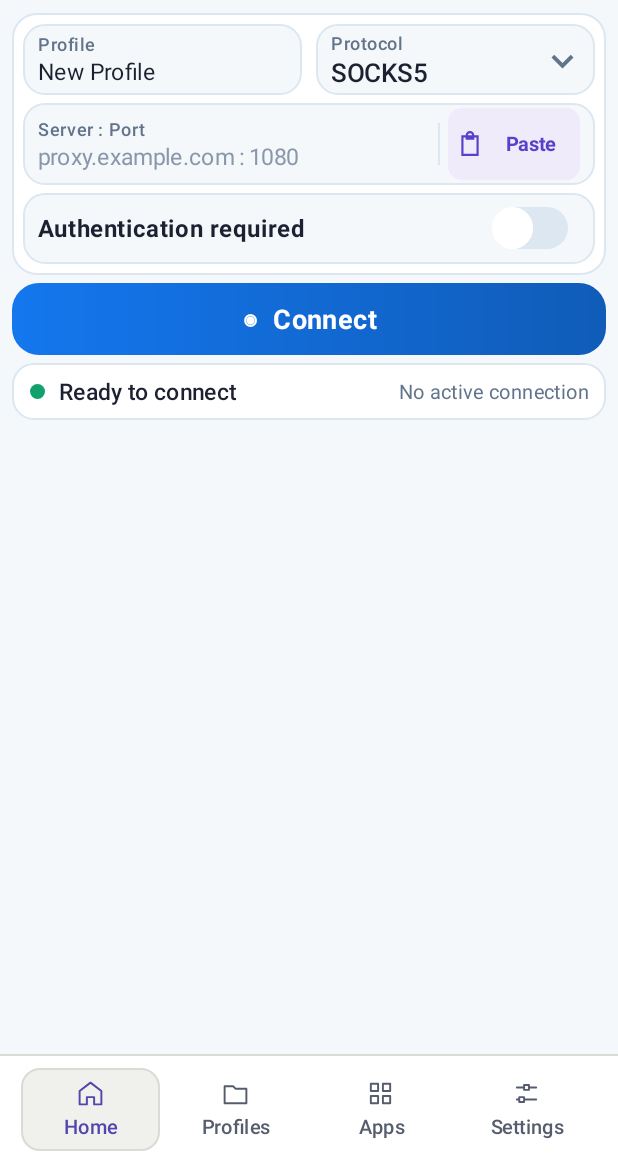
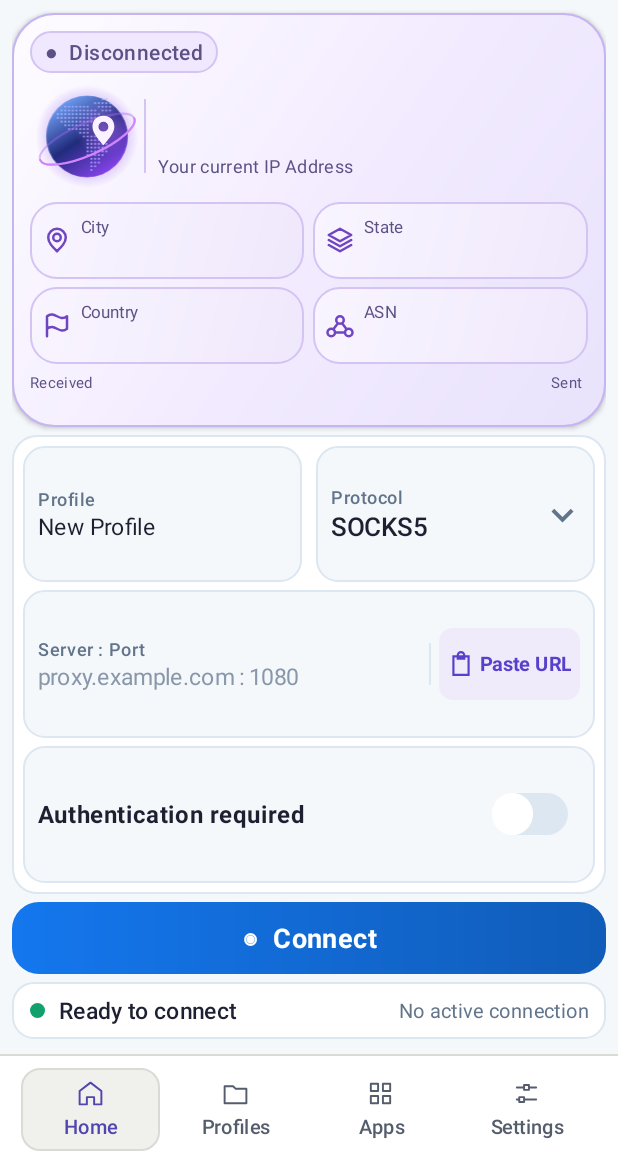
Before and after one commit to yousufh573-max/supproxy-app, an Android app: the screen it shows after launch (MainActivity), on a phone screen of 412 x 824 dp, the part 73-1236 px from its top. Run offline under Robolectric (Android 15) with nearby library versions, the phone set to English and light mode, and no system bars.

Commit message:
Keep geography visible and expand proxy setup

```diff
--- a/app/src/main/java/com/supproxy/app/MainActivity.kt
+++ b/app/src/main/java/com/supproxy/app/MainActivity.kt
@@ -53,6 +53,8 @@ import android.widget.Toast
 import hev.htproxy.TProxyService
 import org.json.JSONObject
 import java.net.Socket
+import java.net.URI
+import java.net.URISyntaxException
 import java.util.Locale
 
 private val BG = Color.parseColor("#F7F7F4")
@@ -103,7 +105,9 @@ class MainActivity : Activity() {
     private var exitCountryBadge: TextView? = null
     private var exitDuration: TextView? = null
     private var exitGlobe: ExitGlobeView? = null
-    private var showingExitCard = false
+    private var exitStatus: TextView? = null
+    private var exitSignal: View? = null
+    private var exitIndicator: View? = null
     private var resumed = false
     private var homePage: LinearLayout? = null
     private var homeTitle: TextView? = null
@@ -133,7 +137,6 @@ class MainActivity : Activity() {
     private var fUser: EditText? = null
     private var fPass: EditText? = null
     private var authSwitch: Switch? = null
-    private var updateProtocolButtons: (() -> Unit)? = null
 
     private val receiver = object : BroadcastReceiver() {
         override fun onReceive(context: Context?, intent: Intent?) { refreshHome() }
@@ -394,14 +397,13 @@ class MainActivity : Activity() {
         tab = i
         homeStatusDot = null
         exitCard = null; exitCountryBadge = null; exitAddress = null; exitDuration = null
-        exitGlobe = null; showingExitCard = false
+        exitGlobe = null; exitStatus = null; exitSignal = null; exitIndicator = null
         homePage = null; homeTitle = null; homeSubtitle = null
         exitFacts.clear()
         connectButton = null; statusTv = null; subTv = null
         downloadTv = null; uploadTv = null
         fName = null; fHost = null; fPort = null; fUser = null; fPass = null
         authSwitch = null
-        updateProtocolButtons = null
         ipVals = emptyMap()
         detailsBadge = null
         detailsStatus = null
@@ -443,8 +445,8 @@ class MainActivity : Activity() {
             return
         }
         collectForm()
-        if (!isNumericAddress(profile.host)) {
-            fHost?.error = "Enter a numeric IPv4 address"
+        if (profile.host.isBlank()) {
+            fHost?.error = "Enter a server address"
             fHost?.requestFocus()
             return
         }
@@ -511,13 +513,13 @@ class MainActivity : Activity() {
         val connected = state == "Connected"
         val disconnected = state == "Disconnected"
         val error = ProxyVpnService.error
-        val darkConnected = connected && darkExitCard
         homePage?.setBackgroundColor(when {
-            darkConnected -> 0xFF0B1028.toInt()
+            darkExitCard -> 0xFF0B1028.toInt()
             connected -> 0xFFF7F4FF.toInt()
             else -> HOME_BG
         })
-        homeTitle?.setTextColor(if (darkConnected) Color.WHITE else TEXT)
+        homeTitle?.setTextColor(if (darkExitCard) Color.WHITE else TEXT)
+        homeSubtitle?.setTextColor(if (darkExitCard) 0xFFC0B5E9.toInt() else HOME_MUTED)
         homeSubtitle?.visibility = if (connected) View.GONE else View.VISIBLE
         homeStatusDot?.setColor(when {
             disconnected && error != null -> RED
@@ -575,13 +577,15 @@ class MainActivity : Activity() {
                 val seconds = (SystemClock.elapsedRealtime() - start).coerceAtLeast(0L) / 1000
                 timer.text = String.format(Locale.ROOT, "%02d:%02d:%02d",
                     seconds / 3600, seconds / 60 % 60, seconds % 60)
+            } else {
+                timer.text = ""
             }
         }
         val down = downloadTv ?: return
         val up = uploadTv ?: return
         if (ProxyVpnService.status != "Connected") {
-            down.text = "—"
-            up.text = "—"
+            down.text = ""
+            up.text = ""
             return
         }
         if (ProxyVpnService.usingDnsOverTcp) {
@@ -622,31 +626,52 @@ class MainActivity : Activity() {
             value.text = ipDetails?.get(label)?.takeIf { it.isNotBlank() }
                 ?: if (ipLookupInProgress && label == "IP address") "Checking…" else "--"
         }
-        val card = exitCard ?: return
-        val connected = ProxyVpnService.status == "Connected"
+        val status = exitStatus ?: return
+        val state = ProxyVpnService.status
+        val connected = state == "Connected"
+        val dark = darkExitCard
         exitGlobe?.setForegroundActive(resumed && connected)
-        if (showingExitCard != connected) {
-            showingExitCard = connected
-            card.animate().cancel()
-            if (connected) {
-                card.alpha = 1f
-                card.visibility = View.VISIBLE
-            } else if (resumed && ValueAnimator.areAnimatorsEnabled()) {
-                card.animate().alpha(0f).setDuration(180L).withEndAction {
-                    if (!showingExitCard) card.visibility = View.GONE
-                }.start()
-            } else {
-                card.visibility = View.GONE
-            }
-        }
-        fun detail(key: String) = ipDetails?.get(key)?.takeIf { it.isNotBlank() && it != "Unavailable" }
-        exitAddress?.text = detail("IP address") ?: if (ipLookupInProgress) "Checking IP\u2026" else "Unavailable"
+        val statusText = "\u25CF  $state"
+        if (status.text != statusText) {
+            status.text = statusText
+            status.setTextColor(when {
+                connected -> if (dark) 0xFF46F79B.toInt() else 0xFF087D4A.toInt()
+                dark -> 0xFFC0B5E9.toInt()
+                else -> 0xFF5C5085.toInt()
+            })
+            status.background = when {
+                connected && dark -> round(0xFF123A39.toInt(), 18, 0xFF1A584B.toInt())
+                connected -> round(0xFFDEF8E9.toInt(), 18, 0xFFB8E7CD.toInt())
+                dark -> round(0xFF29254C.toInt(), 18, 0xFF483F79.toInt())
+                else -> round(0xFFF0E8FF.toInt(), 18, 0xFFD3C4F3.toInt())
+            }
+        }
+        exitSignal?.visibility = if (connected) View.VISIBLE else View.INVISIBLE
+        exitIndicator?.let { indicator ->
+            if (indicator.isActivated != connected) {
+                indicator.isActivated = connected
+                indicator.animate().cancel()
+                val alpha = if (connected) 1f else 0f
+                if (resumed && ValueAnimator.areAnimatorsEnabled()) {
+                    indicator.animate().alpha(alpha).setDuration(180L).start()
+                } else {
+                    indicator.alpha = alpha
+                }
+            }
+        }
+        fun detail(key: String) = ipDetails?.get(key)?.takeIf { connected && it.isNotBlank() && it != "Unavailable" }
+        exitAddress?.text = when {
+            !connected -> ""
+            else -> detail("IP address") ?: if (ipLookupInProgress) "Checking IP\u2026" else "Unavailable"
+        }
         exitCountryBadge?.apply {
             val code = detail("Country code")
             text = countryFlag(code)?.let { "$it  $code" }.orEmpty()
             visibility = if (text.isEmpty()) View.GONE else View.VISIBLE
         }
-        exitFacts.forEach { (key, view) -> view.text = detail(key) ?: "Unavailable" }
+        exitFacts.forEach { (key, view) ->
+            view.text = if (connected) detail(key) ?: "Unavailable" else ""
+        }
     }
 
     private fun countryFlag(code: String?): String? {
@@ -708,38 +733,47 @@ class MainActivity : Activity() {
         }.start()
     }
 
-    private fun isNumericAddress(host: String): Boolean {
-        val octets = host.split('.')
-        return octets.size == 4 && octets.all { octet ->
-            octet.length in 1..3 && octet.all { it in '0'..'9' } &&
-                octet.toInt() <= 255 && (octet.length == 1 || octet[0] != '0')
-        }
-    }
-
     private fun numericPort(text: String): Int? =
         text.takeIf { it.length in 1..5 && it.all { digit -> digit in '0'..'9' } }
             ?.toInt()?.takeIf { it in 1..65535 }
 
-    private fun pasteEndpoint() {
-        pasteEndpoint(getSystemService(ClipboardManager::class.java).primaryClip)
-    }
-
-    private fun pasteEndpoint(clip: ClipData?) {
+    private fun parsePastedHost(text: String): String? {
+        val isUrl = "://" in text
+        val bareIpv6 = !isUrl && text.count { it == ':' } > 1 && !text.startsWith('[')
+        val authority = if (bareIpv6) "[$text]" else text
+        val url = try {
+            URI(if (isUrl) text else "proxy://$authority")
+        } catch (_: URISyntaxException) {
+            return null
+        }
+        val host = url.host?.removeSurrounding("[", "]") ?: return null
+        if (isUrl) {
+            val scheme = url.scheme?.uppercase(Locale.ROOT) ?: return null
+            if (scheme !in listOf("HTTP", "HTTPS", "SOCKS5")) return null
+        } else if (url.rawAuthority != authority || url.rawUserInfo != null || url.port != -1) {
+            return null
+        }
+        return host
+    }
+
+    private fun pasteHost() {
+        pasteHost(getSystemService(ClipboardManager::class.java).primaryClip)
+    }
+
+    private fun pasteHost(clip: ClipData?) {
         val raw = clip?.takeIf { it.itemCount == 1 }?.getItemAt(0)?.text?.toString()
         val empty = clip == null || clip.itemCount == 0 || raw?.isBlank() == true
-        val endpoint = raw?.trim().orEmpty()
-        val host = endpoint.substringBefore(':')
-        val port = numericPort(endpoint.substringAfter(':', ""))
-        if (!isNumericAddress(host) || port == null) {
+        val host = parsePastedHost(raw?.trim().orEmpty())
+        if (host == null) {
             val title = android.text.SpannableString("Paste Failed").apply {
                 setSpan(android.text.style.ForegroundColorSpan(RED), 0, length, 0)
             }
             AlertDialog.Builder(this)
                 .setTitle(title)
                 .setMessage(if (empty) {
-                    "Clipboard is empty. Copy a proxy first, then tap Paste."
+                    "Clipboard is empty. Copy a hostname or proxy URL first."
                 } else {
-                    "Copy a numeric IPv4 address and port, such as 192.0.2.10:8080."
+                    "Copy a hostname, IP address, or proxy URL."
                 })
                 .setPositiveButton("OK", null)
                 .show()
@@ -747,7 +781,6 @@ class MainActivity : Activity() {
         }
 
         fHost?.setText(host)
-        fPort?.setText(port.toString())
     }
 
     // ---------- Home ----------
@@ -826,7 +859,7 @@ class MainActivity : Activity() {
         page.addView(header, lp(MATCH, WRAP))
         exitCard = connectedCard().also { page.addView(it, lp(MATCH, WRAP).apply { topMargin = dp(5) }) }
         val form = vbox(7).apply { background = round(SURFACE, 16, HOME_BORDER) }
-        page.addView(form, lp(MATCH, WRAP).apply { topMargin = dp(5) })
+        page.addView(form, lp(MATCH, WRAP, 1f).apply { topMargin = dp(5) })
 
         fun row() = LinearLayout(this).apply {
             gravity = Gravity.CENTER_VERTICAL
@@ -870,7 +903,7 @@ class MainActivity : Activity() {
             }
         }
         fun addTile(view: View) {
-            form.addView(view, lp(MATCH, WRAP).apply { topMargin = dp(5) })
+            form.addView(view, lp(MATCH, WRAP, 1f).apply { topMargin = dp(5) })
         }
 
         val protocols = listOf("HTTP", "SOCKS5", "HTTPS")
@@ -898,7 +931,7 @@ class MainActivity : Activity() {
                     val selected = protocol == profile.protocol
                     menu.addView(button(protocol, false) {
                         profile.protocol = protocol
-                        updateProtocolButtons?.invoke()
+                        protocolValue.text = protocol
                         dropdown.dismiss()
                     }.apply {
                         background = ripple(Color.TRANSPARENT, 4)
@@ -914,29 +947,22 @@ class MainActivity : Activity() {
                 dropdown.showAsDropDown(anchor, 0, 0, Gravity.START)
             }
         }
-        updateProtocolButtons = { protocolValue.text = profile.protocol }
         val profileName = input("New Profile", profile.name)
         fName = profileName
         form.addView(row().apply {
-            addView(inputTile("Profile", profileName), lp(0, WRAP, 1f).apply { marginEnd = dp(9) })
-            addView(protocolTile, lp(0, WRAP, 1f))
-        }, lp(MATCH, WRAP))
+            addView(inputTile("Profile", profileName), lp(0, MATCH, 1f).apply { marginEnd = dp(9) })
+            addView(protocolTile, lp(0, MATCH, 1f))
+        }, lp(MATCH, WRAP, 1f))
 
         val endpointHint = 0xFF8997AB.toInt()
         val pasteAccent = 0xFF5840CC.toInt()
         val host = input("proxy.example.com", profile.host, InputType.TYPE_CLASS_TEXT or InputType.TYPE_TEXT_VARIATION_URI,
-            ::pasteEndpoint)
-        val port = input("1080", profile.port.takeIf { it > 0 }?.toString().orEmpty(), InputType.TYPE_CLASS_NUMBER,
-            ::pasteEndpoint)
+            ::pasteHost)
+        val port = input("1080", profile.port.takeIf { it > 0 }?.toString().orEmpty(), InputType.TYPE_CLASS_NUMBER)
         for (edit in listOf(host, port)) {
             edit.typeface = Typeface.create("sans-serif", Typeface.NORMAL)
             edit.letterSpacing = 0.015f
             edit.setHintTextColor(endpointHint)
-        }
-        host.filters += InputFilter { source, start, end, dest, dstart, dend ->
-            if ((start until end).any { source[it] !in '0'..'9' && source[it] != '.' }) {
-                dest.subSequence(dstart, dend)
-            } else null
         }
         port.filters += InputFilter { source, start, end, dest, dstart, dend ->
             if (start != end && (dest.length - (dend - dstart) + (end - start) > 5 ||
@@ -978,7 +1004,7 @@ class MainActivity : Activity() {
                 addView(check, lp(dp(18), WRAP).apply { marginStart = dp(4) })
                 addView(View(this@MainActivity).apply { setBackgroundColor(HOME_BORDER) },
                     lp(dp(1), dp(28)).apply { marginStart = dp(5); marginEnd = dp(5) })
-                addView(button("Paste", false, ::pasteEndpoint).apply {
+                addView(button("Paste URL", false, ::pasteHost).apply {
                     background = ripple(0xFFEFEBFA.toInt(), 9)
                     minimumHeight = dp(40)
                     textSize = 13f
@@ -991,14 +1017,14 @@ class MainActivity : Activity() {
                     }
                     setCompoundDrawablesRelative(clipboard, null, null, null)
                     compoundDrawablePadding = dp(4)
-                    contentDescription = "Paste server from clipboard"
+                    contentDescription = "Paste hostname from clipboard or proxy URL"
                 }, lp(WRAP, WRAP))
             }, lp(MATCH, WRAP))
         }
         fun updateEndpointCheck() {
             val portNumber = numericPort(port.str())
             separator.setTextColor(if (host.text.isEmpty() && port.text.isEmpty()) endpointHint else TEXT)
-            check.visibility = if (isNumericAddress(host.str()) && portNumber != null)
+            check.visibility = if (host.str().isNotBlank() && portNumber != null)
                 View.VISIBLE else View.GONE
         }
         val endpointWatcher = object : TextWatcher {
@@ -1008,13 +1034,13 @@ class MainActivity : Activity() {
                 if (s === port.text) fitHost(serverAddress.width)
             }
         }
+        if (Build.VERSION.SDK_INT >= 31) {
+            host.setOnReceiveContentListener(arrayOf("text/*")) { _, payload ->
+                pasteHost(payload.clip)
+                null
+            }
+        }
         for (edit in listOf(host, port)) {
-            if (Build.VERSION.SDK_INT >= 31) {
-                edit.setOnReceiveContentListener(arrayOf("text/*")) { _, payload ->
-                    pasteEndpoint(payload.clip)
-                    null
-                }
-            }
             edit.addTextChangedListener(endpointWatcher)
             edit.setOnFocusChangeListener { _, _ ->
                 endpoint.background = round(HOME_BG, 14, if (endpoint.hasFocus()) HOME_BLUE else HOME_BORDER)
@@ -1044,9 +1070,9 @@ class MainActivity : Activity() {
         }
         val authBox = vbox().apply {
             addView(inputTile("Username", username, icon(R.drawable.home_person)),
-                lp(MATCH, WRAP).apply { topMargin = dp(5) })
+                lp(MATCH, WRAP, 1f).apply { topMargin = dp(5) })
             addView(inputTile("Password", password, visibilityButton),
-                lp(MATCH, WRAP).apply { topMargin = dp(5) })
+                lp(MATCH, WRAP, 1f).apply { topMargin = dp(5) })
             visibility = if (profile.auth) View.VISIBLE else View.GONE
         }
         authSwitch = Switch(this).apply {
@@ -1077,7 +1103,7 @@ class MainActivity : Activity() {
             }
         }
         addTile(tile().apply { addView(authSwitch, lp(MATCH, WRAP)) })
-        form.addView(authBox, lp(MATCH, WRAP))
+        form.addView(authBox, lp(MATCH, WRAP, 2f))
 
         connectButton = button("Connect", true) { toggle() }.apply {
             textSize = 18f
@@ -1129,7 +1155,6 @@ class MainActivity : Activity() {
         applyTo(root)
     }
     private fun connectedCard() = vbox(12).apply {
-        visibility = View.GONE
         val dark = darkExitCard
         val foreground = if (dark) 0xFFFAF8FF.toInt() else 0xFF231E48.toInt()
         val lavender = if (dark) 0xFFC0B5E9.toInt() else 0xFF5C5085.toInt()
@@ -1160,14 +1185,15 @@ class MainActivity : Activity() {
         elevation = dp(2).toFloat()
 
         addView(row().apply {
-            addView(tv("\u25CF  Connected", 14f, green, true).apply {
-                background = if (dark) round(0xFF123A39.toInt(), 18, 0xFF1A584B.toInt())
-                    else round(0xFFDEF8E9.toInt(), 18, 0xFFB8E7CD.toInt())
+            exitStatus = tv("", 14f, lavender, true).apply {
                 setPaddingRelative(dp(10), dp(4), dp(10), dp(4))
-            }, lp(WRAP, WRAP))
+                accessibilityLiveRegion = View.ACCESSIBILITY_LIVE_REGION_POLITE
+            }
+            addView(exitStatus, lp(WRAP, WRAP))
             addView(View(this@MainActivity), lp(0, 1, 1f))
-            addView(icon(R.drawable.exit_signal).apply { setColorFilter(green) }, lp(dp(19), dp(19)))
-            exitDuration = tv("00:00:00", 14f, lavender).apply { fontFeatureSettings = "tnum" }
+            exitSignal = icon(R.drawable.exit_signal).apply { setColorFilter(green) }
+            addView(exitSignal, lp(dp(19), dp(19)))
+            exitDuration = tv("", 14f, lavender).apply { fontFeatureSettings = "tnum" }
             addView(exitDuration, lp(WRAP, WRAP).apply { marginStart = dp(4) })
         }, lp(MATCH, WRAP))
 
@@ -1222,7 +1248,7 @@ class MainActivity : Activity() {
                         }, lp(dp(20), dp(20)).apply { marginEnd = dp(6) })
                         addView(vbox().apply {
                             addView(tv(label, 11f, lavender))
-                            val value = tv("Unavailable", 13f, foreground, true)
+                            val value = tv("", 13f, foreground, true).apply { minLines = 1 }
                             exitFacts[key] = value
                             addView(value, lp(MATCH, WRAP))
                         }, lp(0, WRAP, 1f))
@@ -1240,13 +1266,15 @@ class MainActivity : Activity() {
             uploadTv = tv("\u2014", 10f, foreground)
             addView(uploadTv, lp(WRAP, WRAP).apply { marginStart = dp(4) })
         }, lp(MATCH, WRAP).apply { topMargin = dp(5) })
-        addView(vbox().apply {
+        exitIndicator = vbox().apply {
+            alpha = 0f
             background = GradientDrawable(
                 GradientDrawable.Orientation.TOP_BOTTOM, intArrayOf(0x0046F79B, 0x5146F79B)
             )
             addView(View(this@MainActivity).apply { background = round(0xFF46F79B.toInt(), 2) },
                 lp(MATCH, dp(3)).apply { topMargin = dp(5) })
-        }, lp(MATCH, WRAP).apply { topMargin = dp(2); marginStart = dp(3); marginEnd = dp(3) })
+        }
+        addView(exitIndicator, lp(MATCH, WRAP).apply { topMargin = dp(2); marginStart = dp(3); marginEnd = dp(3) })
     }
 
     private fun updateConnectionDetailsStatus(state: String) {
```
